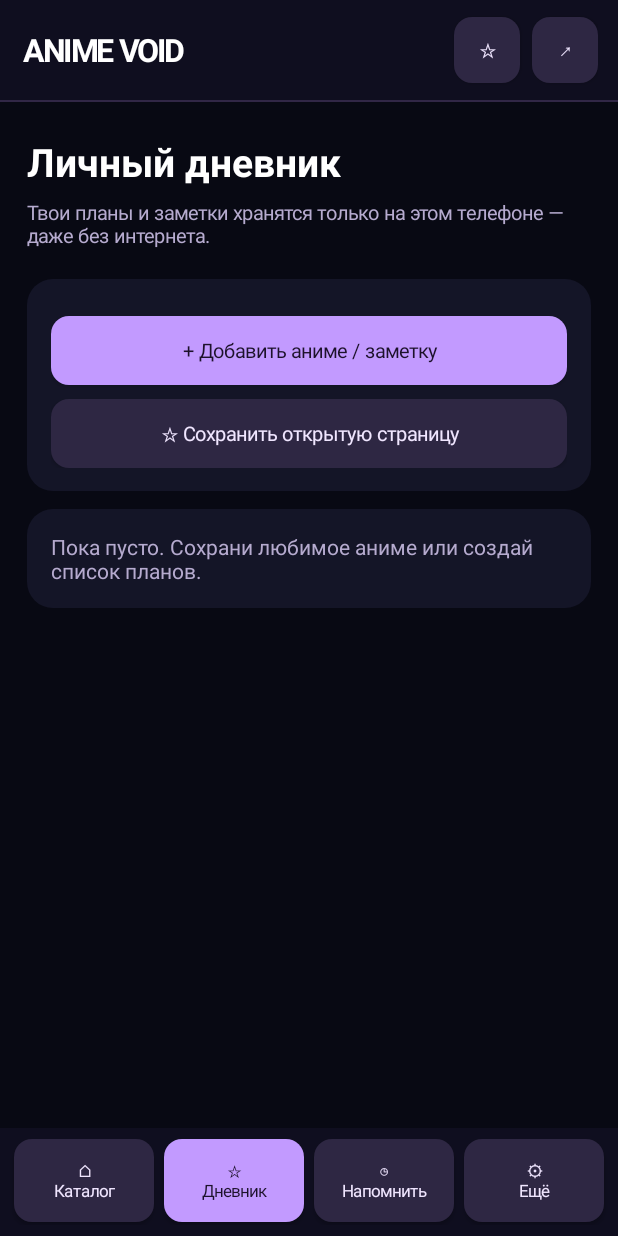
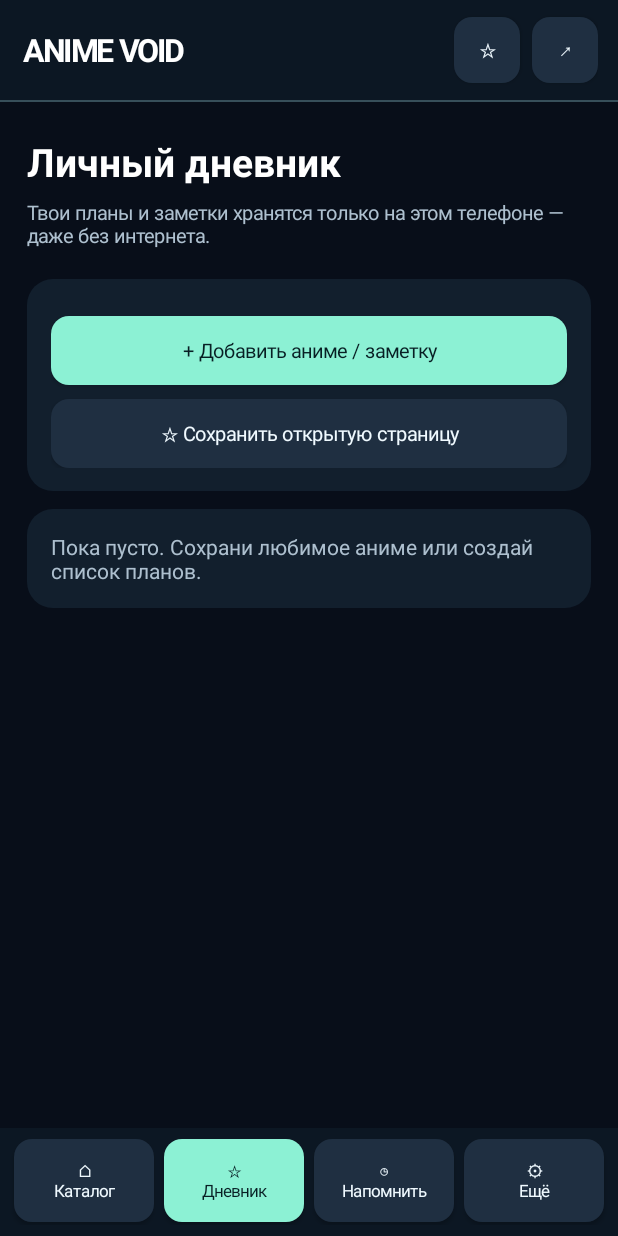
Before and after one commit to anime-void-app/AV, an Android app: the screen it shows after launch (MainActivity), after a tap on an icon or button, on a phone screen of 412 x 824 dp. Run offline under Robolectric (Android 15) with nearby library versions, the phone set to English and light mode, and no system bars.

Commit message:
V85: ship offline assets, Android 1.1 native accents and automated checks

```diff
--- a/android-app/app/build.gradle
+++ b/android-app/app/build.gradle
@@ -6,8 +6,8 @@ android {
         applicationId 'ru.animevoid.app'
         minSdk 26
         targetSdk 35
-        versionCode 1
-        versionName '1.0.0'
+        versionCode 2
+        versionName '1.1.0'
     }
     compileOptions { sourceCompatibility JavaVersion.VERSION_17; targetCompatibility JavaVersion.VERSION_17 }
     signingConfigs {
--- a/android-app/app/src/main/java/ru/animevoid/app/MainActivity.java
+++ b/android-app/app/src/main/java/ru/animevoid/app/MainActivity.java
@@ -54,10 +54,10 @@ public final class MainActivity extends Activity {
     private static final String REMINDERS="reminders";
     private static final int PICK_FILE=421;
     private static final int NOTIFICATIONS=422;
-    private static final int BACKGROUND=Color.rgb(8,9,19);
-    private static final int PANEL=Color.rgb(20,21,39);
-    private static final int ACCENT=Color.rgb(194,154,255);
-    private static final int MUTED=Color.rgb(182,171,207);
+    private static final int BACKGROUND=Color.rgb(8,14,25);
+    private static final int PANEL=Color.rgb(18,31,45);
+    private int ACCENT=Color.rgb(140,241,212);
+    private static final int MUTED=Color.rgb(174,192,207);
     private LinearLayout root, nav;
     private FrameLayout content;
     private WebView browser;
@@ -68,8 +68,9 @@ public final class MainActivity extends Activity {
 
     @Override public void onCreate(Bundle savedInstanceState) {
         super.onCreate(savedInstanceState);
-        getWindow().setStatusBarColor(Color.rgb(10,10,22));
-        getWindow().setNavigationBarColor(Color.rgb(12,11,27));
+        getWindow().setStatusBarColor(Color.rgb(9,17,28));
+        getWindow().setNavigationBarColor(Color.rgb(9,17,28));
+        ACCENT=accentFor(getSharedPreferences(PREF,MODE_PRIVATE).getString("accent","jade"));
         renderShell();
         if(Build.VERSION.SDK_INT>=35){
             getWindow().getDecorView().setOnApplyWindowInsetsListener((v,insets)->{
@@ -93,9 +94,9 @@ public final class MainActivity extends Activity {
     }
     private Button button(String label,Runnable action,boolean primary){
         Button b=new Button(this);b.setText(label);b.setAllCaps(false);
-        b.setTextColor(primary?Color.rgb(29,18,43):Color.rgb(240,230,255));
+        b.setTextColor(primary?Color.rgb(8,31,36):Color.rgb(240,250,255));
         b.setTextSize(13);b.setMinHeight(dp(43));
-        b.setBackground(surface(primary?ACCENT:Color.rgb(46,39,67),12));
+        b.setBackground(surface(primary?ACCENT:Color.rgb(31,47,65),12));
         b.setOnClickListener(v->action.run());return b;
     }
     private void renderShell(){
@@ -103,7 +104,7 @@ public final class MainActivity extends Activity {
         root.setBackgroundColor(BACKGROUND);setContentView(root);
         LinearLayout top=new LinearLayout(this);top.setPadding(dp(15),dp(9),dp(13),dp(9));
         top.setGravity(Gravity.CENTER_VERTICAL);
-        top.setBackgroundColor(Color.rgb(15,14,31));
+        top.setBackgroundColor(Color.rgb(12,23,35));
         TextView brand=text("ANIME VOID",21,Color.WHITE,true);brand.setLetterSpacing(-0.045f);
         top.addView(brand,new LinearLayout.LayoutParams(0,dp(48),1f));
         Button save=button("☆",this::saveFromBrowser,false);
@@ -111,12 +112,12 @@ public final class MainActivity extends Activity {
         Button share=button("↗",this::sharePage,false);
         LinearLayout.LayoutParams sp=new LinearLayout.LayoutParams(dp(44),dp(44));sp.leftMargin=dp(8);top.addView(share,sp);
         root.addView(top);
-        View line=new View(this);line.setBackgroundColor(Color.rgb(49,39,70));
+        View line=new View(this);line.setBackgroundColor(Color.rgb(55,79,90));
         root.addView(line,new LinearLayout.LayoutParams(-1,dp(1)));
         content=new FrameLayout(this);content.setBackgroundColor(BACKGROUND);
         root.addView(content,new LinearLayout.LayoutParams(-1,0,1f));
         nav=new LinearLayout(this);nav.setOrientation(LinearLayout.HORIZONTAL);
-        nav.setPadding(dp(6),dp(7),dp(6),dp(7));nav.setBackgroundColor(Color.rgb(15,14,31));
+        nav.setPadding(dp(6),dp(7),dp(6),dp(7));nav.setBackgroundColor(Color.rgb(12,23,35));
         root.addView(nav,new LinearLayout.LayoutParams(-1,dp(72)));
     }
     private void showTab(String tab){
@@ -386,16 +387,35 @@ public final class MainActivity extends Activity {
             toast("Напоминание назначено");showTab("reminders");
         }catch(Exception e){toast("Не удалось создать напоминание");}
     }
+    private int accentFor(String theme){
+        if("amethyst".equals(theme))return Color.rgb(194,154,255);
+        if("amber".equals(theme))return Color.rgb(245,211,154);
+        return Color.rgb(140,241,212);
+    }
+    private void chooseAccent(){
+        final String[] labels={"Нефрит · jade","Аметист · violet","Янтарь · amber"};
+        final String[] values={"jade","amethyst","amber"};
+        new AlertDialog.Builder(this).setTitle("Цвет ANIME VOID")
+            .setItems(labels,(dialog,which)->{
+                getSharedPreferences(PREF,MODE_PRIVATE).edit().putString("accent",values[which]).apply();
+                ACCENT=accentFor(values[which]);
+                renderShell();
+                showTab("settings");
+            }).setNegativeButton("Отмена",null).show();
+    }
     private void showSettings(LinearLayout root){
-        heading(root,"Настройки","ANIME VOID для Android · версия 1.0.0");
+        heading(root,"Настройки","ANIME VOID для Android · версия 1.1.0");
         LinearLayout about=card(root);
         about.addView(text("Быстрые действия",17,Color.WHITE,true));
         addButton(about,"Мой профиль на сайте",()->openTrusted("https://animevoid.ru/profile.html"),true);
         addButton(about,"Каталог Anime Match",()->openTrusted("https://animevoid.ru/match.html"),false);
         addButton(about,"Обновить сайт",()->{showTab("catalog");browser.reload();},false);
+        LinearLayout design=card(root);
+        design.addView(text("Оформление · бесплатно",17,Color.WHITE,true));
+        addButton(design,"Выбрать цвет: нефрит / аметист / янтарь",this::chooseAccent,false);
         LinearLayout premium=card(root);
         premium.addView(text("VOID+ · план развития",18,ACCENT,true));
-        TextView info=text("В будущем: особые темы профиля, рамки, фоны и поддержка разработки. Сейчас всё без покупок: оплата и подписки не подключены.",13,MUTED,false);
+        TextView info=text("Три цвета интерфейса уже доступны бесплатно. В будущем: особые темы профиля, рамки, фоны и поддержка разработки. Сейчас всё без покупок: оплата и подписки не подключены.",13,MUTED,false);
         info.setPadding(0,dp(10),0,0);premium.addView(info);
         LinearLayout privacy=card(root);
         privacy.addView(text("Приватность",17,Color.WHITE,true));
```
Also changed, not shown: 5 other files.
